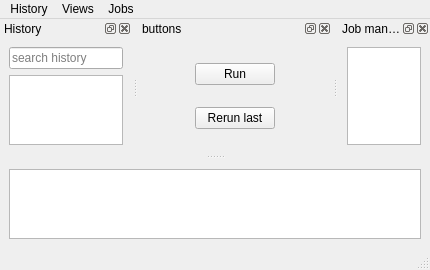
kg4ydw/noacli, file noacli_ui.ui: the form before one commit.
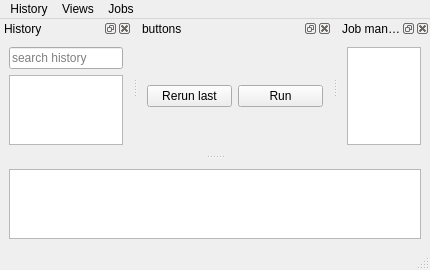
The form after the commit. Icons and pictures are not drawn. Custom widgets are drawn as their Qt base class.

Commit message:
implement favorites editor and button box
simpleTable:
  add support for column type checking
  add support for masking columns for editing
  add support for external validator function
  fix checkboxes

buttonbox:
  hack flow layout example to replace grid/horiz layout

favorites editor
  implement options FavFrequent FavRecent

settings
   attach settings dialog to main window
   add apply signal (and use it for general)

move settings init into main noacli class

add fileDialog shortcut (ctrl-f)

mess with button size policy (no effect)

Diff of the .ui file:
```diff
--- a/noacli_ui.ui
+++ b/noacli_ui.ui
@@ -166,33 +166,33 @@
     <number>4</number>
    </attribute>
    <widget class="QWidget" name="buttonBox">
-    <layout class="QGridLayout" name="gridLayout">
-     <item row="0" column="0">
-      <widget class="QPushButton" name="runCurrent">
-       <property name="sizePolicy">
-        <sizepolicy hsizetype="Fixed" vsizetype="Fixed">
-         <horstretch>0</horstretch>
-         <verstretch>0</verstretch>
-        </sizepolicy>
-       </property>
-       <property name="text">
-        <string>Run</string>
-       </property>
-      </widget>
-     </item>
-     <item row="1" column="0">
+    <property name="sizePolicy">
+     <sizepolicy hsizetype="Minimum" vsizetype="Minimum">
+      <horstretch>0</horstretch>
+      <verstretch>0</verstretch>
+     </sizepolicy>
+    </property>
+    <layout class="QHBoxLayout" name="horizontalLayout">
+     <item>
       <widget class="QPushButton" name="rerunLast">
-       <property name="sizePolicy">
-        <sizepolicy hsizetype="Fixed" vsizetype="Fixed">
-         <horstretch>0</horstretch>
-         <verstretch>0</verstretch>
-        </sizepolicy>
-       </property>
        <property name="text">
         <string>Rerun last</string>
        </property>
       </widget>
      </item>
+     <item>
+      <widget class="QPushButton" name="runCurrent">
+       <property name="sizePolicy">
+        <sizepolicy hsizetype="Minimum" vsizetype="Fixed">
+         <horstretch>0</horstretch>
+         <verstretch>0</verstretch>
+        </sizepolicy>
+       </property>
+       <property name="text">
+        <string>Run</string>
+       </property>
+      </widget>
+     </item>
     </layout>
    </widget>
   </widget>
```
Left out of the diff: 47 changed lines with no effect on the pictures. The commit also changes 6 other files.
